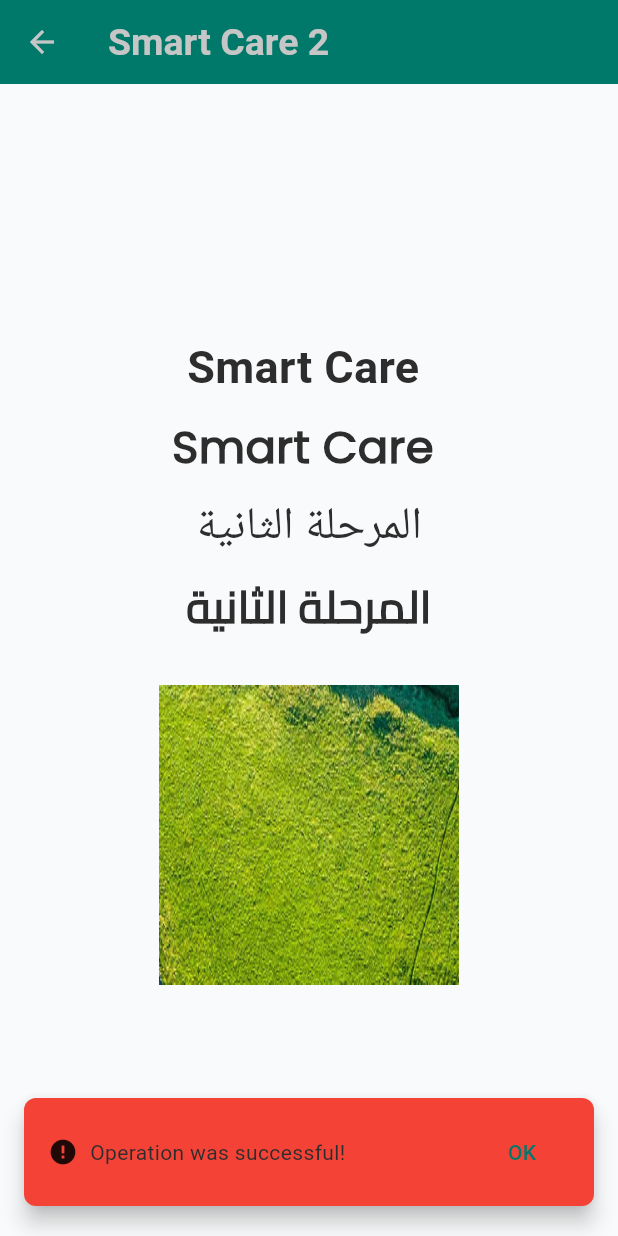
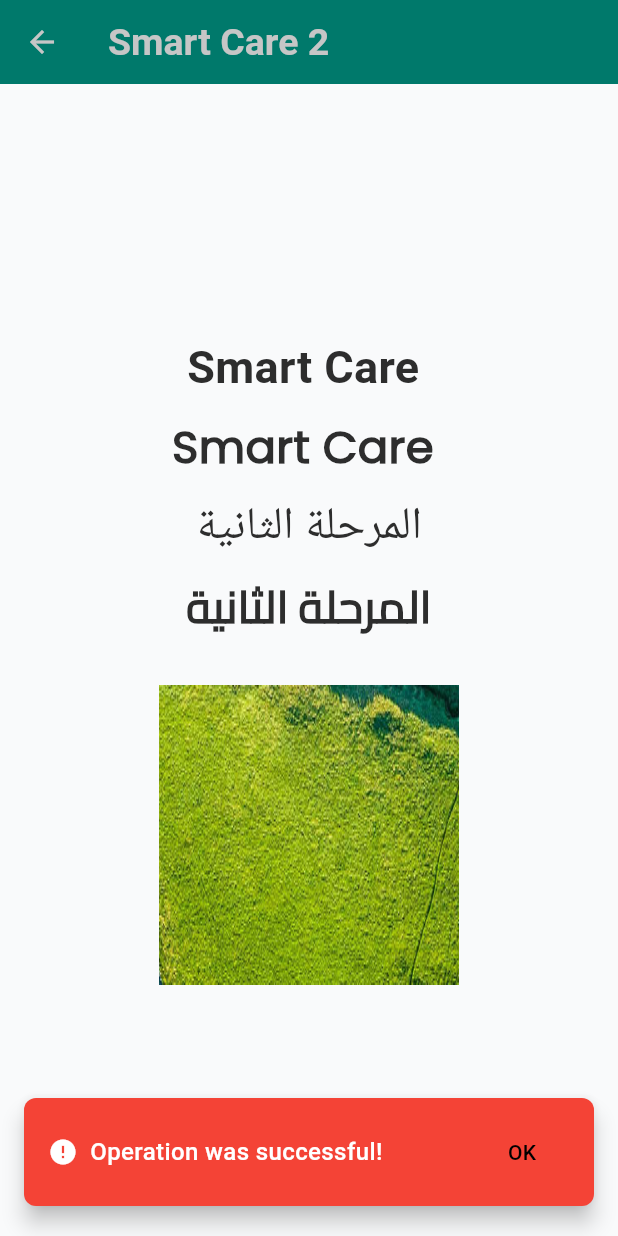
Before and after one commit to mohamedmagdy2301/CurAi_app_mobile, a Flutter app: the screen it shows after launch, after a tap on "Smart Care", on a phone screen of 412 x 824 dp. Run offline on Flutter 3.47's test engine with Material 3 defaults, Android fonts, the phone set to English and light mode, and no system bars; our stand-ins replace connectivity_plus, firebase_core, flutter_dotenv; accounts and stored records are empty.

Commit message:
refactoring app theme for add snackbar theme

```diff
--- a/lib/core/styles/themes/app_theme.dart
+++ b/lib/core/styles/themes/app_theme.dart
@@ -1,4 +1,3 @@
-// theme/app_theme.dart
 import 'package:flutter/material.dart';
 import 'package:smartcare_app_mobile/core/styles/colors/colors_dark.dart';
 import 'package:smartcare_app_mobile/core/styles/colors/colors_light.dart';
@@ -7,7 +6,8 @@ import 'package:smartcare_app_mobile/core/styles/themes/assets_extension.dart';
 import 'package:smartcare_app_mobile/core/styles/themes/color_extension.dart';
 
 class AppTheme {
-  static ThemeData lightTheme = _createTheme(
+  // Light Theme
+  static final ThemeData lightTheme = _createTheme(
     colorScheme: const ColorScheme(
       primary: ColorsLight.primaryColor,
       secondary: ColorsLight.accentColor,
@@ -22,7 +22,8 @@ class AppTheme {
     extensions: <ThemeExtension<dynamic>>[MyColors.light, MyAssets.light],
   );
 
-  static ThemeData darkTheme = _createTheme(
+  // Dark Theme
+  static final ThemeData darkTheme = _createTheme(
     colorScheme: const ColorScheme(
       primary: ColorsDark.primaryColor,
       secondary: ColorsDark.accentColor,
@@ -37,6 +38,7 @@ class AppTheme {
     extensions: <ThemeExtension<dynamic>>[MyColors.dark, MyAssets.dark],
   );
 
+  // Base Theme Creator
   static ThemeData _createTheme({
     required ColorScheme colorScheme,
     required Iterable<ThemeExtension<dynamic>> extensions,
@@ -47,7 +49,20 @@ class AppTheme {
       primaryColor: colorScheme.primary,
       scaffoldBackgroundColor: colorScheme.surface,
       useMaterial3: true,
-      textTheme: TextTheme(
+      textTheme: _textTheme(colorScheme),
+      appBarTheme: _appBarTheme(colorScheme),
+      floatingActionButtonTheme: _fabTheme(colorScheme),
+      inputDecorationTheme: _inputDecorationTheme(colorScheme),
+      cardTheme: _cardTheme(colorScheme),
+      elevatedButtonTheme: _buttonTheme(colorScheme),
+      visualDensity: VisualDensity.adaptivePlatformDensity,
+      snackBarTheme: _snackBarTheme(colorScheme),
+    );
+  }
+
+  // Text Theme
+  static TextTheme _textTheme(ColorScheme colorScheme) {
+    return TextTheme(
       bodyLarge: TextStyle(color: colorScheme.onSurface),
       bodySmall: TextStyle(color: colorScheme.onSurface),
       titleSmall: TextStyle(color: colorScheme.onSurface),
@@ -57,8 +72,12 @@ class AppTheme {
       ),
       bodyMedium: TextStyle(color: colorScheme.onSurface),
       titleMedium: TextStyle(color: colorScheme.onSurface.withOpacity(0.8)),
-      ),
-      appBarTheme: AppBarTheme(
+    );
+  }
+
+  // App Bar Theme
+  static AppBarTheme _appBarTheme(ColorScheme colorScheme) {
+    return AppBarTheme(
       titleTextStyle: TextStyle(
         color: colorScheme.onPrimary,
         fontWeight: FontWeightHelper.bold,
@@ -67,47 +86,73 @@ class AppTheme {
       color: colorScheme.primary,
       elevation: 0,
       iconTheme: IconThemeData(color: colorScheme.onPrimary),
-      ),
-      floatingActionButtonTheme: FloatingActionButtonThemeData(
+    );
+  }
+
+  // Floating Action Button Theme
+  static FloatingActionButtonThemeData _fabTheme(ColorScheme colorScheme) {
+    return FloatingActionButtonThemeData(
       backgroundColor: colorScheme.secondary,
       foregroundColor: colorScheme.onSecondary,
-      ),
-      inputDecorationTheme: InputDecorationTheme(
-        focusedBorder: OutlineInputBorder(
+    );
+  }
+
+  // Input Decoration Theme
+  static InputDecorationTheme _inputDecorationTheme(ColorScheme colorScheme) {
+    OutlineInputBorder borderStyle({required Color color, double width = 1}) {
+      return OutlineInputBorder(
         borderRadius: BorderRadius.circular(8),
-          borderSide: BorderSide(color: colorScheme.secondary, width: 2),
-        ),
+        borderSide: BorderSide(color: color, width: width),
+      );
+    }
+
+    return InputDecorationTheme(
+      focusedBorder: borderStyle(color: colorScheme.secondary, width: 2),
+      enabledBorder: borderStyle(color: colorScheme.onSurface.withOpacity(0.5)),
+      errorBorder: borderStyle(color: colorScheme.error),
+      focusedErrorBorder: borderStyle(color: colorScheme.error, width: 2),
       labelStyle: TextStyle(color: colorScheme.onSurface.withOpacity(0.8)),
-        enabledBorder: OutlineInputBorder(
-          borderRadius: BorderRadius.circular(8),
-          borderSide: BorderSide(color: colorScheme.onSurface.withOpacity(0.5)),
-        ),
-        errorBorder: OutlineInputBorder(
-          borderRadius: BorderRadius.circular(8),
-          borderSide: BorderSide(color: colorScheme.error),
-        ),
-        focusedErrorBorder: OutlineInputBorder(
-          borderRadius: BorderRadius.circular(8),
-          borderSide: BorderSide(color: colorScheme.error, width: 2),
-        ),
       errorStyle: TextStyle(color: colorScheme.error),
-      ),
-      cardTheme: CardTheme(
+    );
+  }
+
+  // Card Theme
+  static CardTheme _cardTheme(ColorScheme colorScheme) {
+    return CardTheme(
       color: colorScheme.brightness == Brightness.light
           ? Colors.white
           : const Color(0xFF2C2C2C),
       elevation: 2,
       shape: RoundedRectangleBorder(borderRadius: BorderRadius.circular(12)),
-      ),
-      elevatedButtonTheme: ElevatedButtonThemeData(
+    );
+  }
+
+  // Elevated Button Theme
+  static ElevatedButtonThemeData _buttonTheme(ColorScheme colorScheme) {
+    return ElevatedButtonThemeData(
       style: ElevatedButton.styleFrom(
         foregroundColor: colorScheme.onSecondary,
         backgroundColor: colorScheme.secondary,
         padding: const EdgeInsets.symmetric(vertical: 16, horizontal: 24),
         shape: RoundedRectangleBorder(borderRadius: BorderRadius.circular(8)),
       ),
+    );
+  }
+
+  // Snack Bar Theme
+  static SnackBarThemeData _snackBarTheme(ColorScheme colorScheme) {
+    return SnackBarThemeData(
+      contentTextStyle: const TextStyle(
+        color: Colors.white,
+        fontSize: 16,
+        fontWeight: FontWeightHelper.medium,
       ),
-      visualDensity: VisualDensity.adaptivePlatformDensity,
+      actionTextColor: Colors.black,
+      elevation: 6,
+      behavior: SnackBarBehavior.floating,
+      shape: RoundedRectangleBorder(
+        borderRadius: BorderRadius.circular(8),
+      ),
     );
   }
 }
```
Lines whose indentation alone changed are shown as unchanged.
